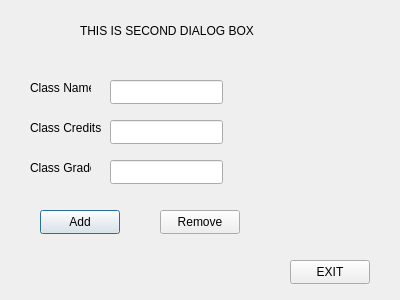
Above: secdialog.ui from jsoncodez/qtlogin before the change. Below: the same form after it.
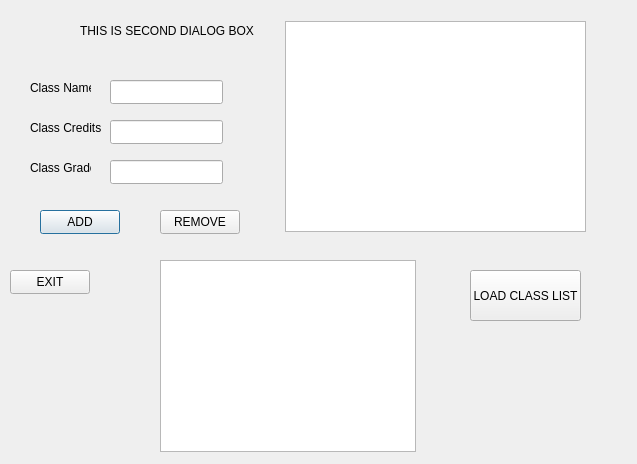
That is the form after the change.

Commit message: reorg creating db/table, issues with loginwidget closing causing errors. need to fix.

Patch:
```diff
--- a/secdialog.ui
+++ b/secdialog.ui
@@ -6,8 +6,8 @@
    <rect>
     <x>0</x>
     <y>0</y>
-    <width>400</width>
-    <height>300</height>
+    <width>637</width>
+    <height>464</height>
    </rect>
   </property>
   <property name="windowTitle">
@@ -36,7 +36,7 @@
     </rect>
    </property>
    <property name="text">
-    <string>Add</string>
+    <string>ADD</string>
    </property>
   </widget>
   <widget class="QPushButton" name="pushButton_remove">
@@ -49,14 +49,14 @@
     </rect>
    </property>
    <property name="text">
-    <string>Remove</string>
+    <string>REMOVE</string>
    </property>
   </widget>
   <widget class="QPushButton" name="pushButton_exit">
    <property name="geometry">
     <rect>
-     <x>290</x>
-     <y>260</y>
+     <x>10</x>
+     <y>270</y>
      <width>80</width>
      <height>24</height>
     </rect>
@@ -134,6 +134,39 @@
     <string>Class Credits</string>
    </property>
   </widget>
+  <widget class="QTableView" name="tableView_classList">
+   <property name="geometry">
+    <rect>
+     <x>285</x>
+     <y>21</y>
+     <width>301</width>
+     <height>211</height>
+    </rect>
+   </property>
+  </widget>
+  <widget class="QColumnView" name="columnView">
+   <property name="geometry">
+    <rect>
+     <x>160</x>
+     <y>260</y>
+     <width>256</width>
+     <height>192</height>
+    </rect>
+   </property>
+  </widget>
+  <widget class="QPushButton" name="pushButton">
+   <property name="geometry">
+    <rect>
+     <x>470</x>
+     <y>270</y>
+     <width>111</width>
+     <height>51</height>
+    </rect>
+   </property>
+   <property name="text">
+    <string>LOAD CLASS LIST</string>
+   </property>
+  </widget>
  </widget>
  <tabstops>
   <tabstop>lineEdit_className</tabstop>
```
The commit also changes 33 other files.
